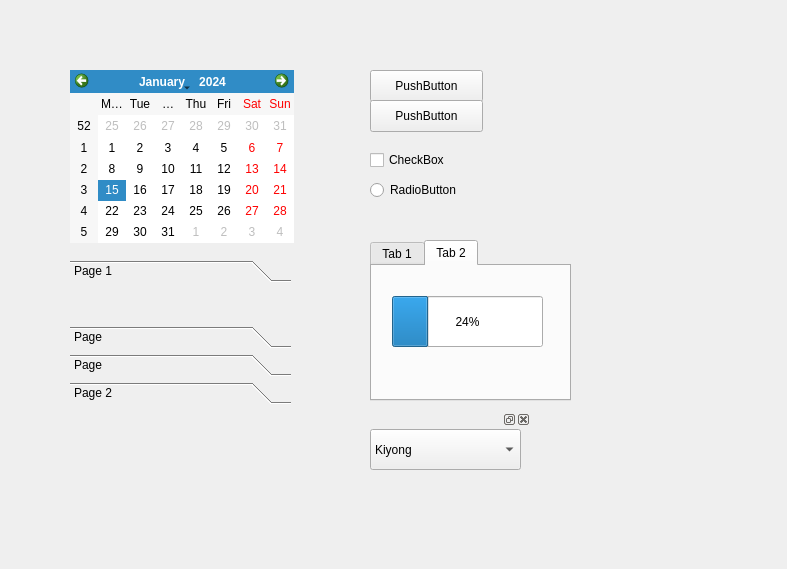
Qt form securityhq/ui/wg_test1.ui (hunter0x01/pyqt) before a commit.
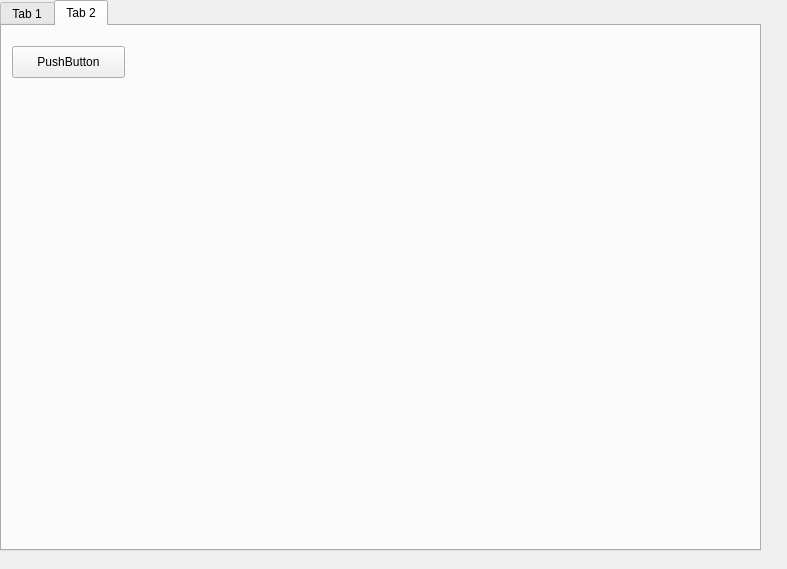
The same form after that commit. The open tabs and pages were chosen to show the change.

```diff
--- a/securityhq/ui/wg_test1.ui
+++ b/securityhq/ui/wg_test1.ui
@@ -13,124 +13,13 @@
   <property name="windowTitle">
    <string>Form</string>
   </property>
-  <widget class="QPushButton" name="pushButton">
-   <property name="geometry">
-    <rect>
-     <x>370</x>
-     <y>70</y>
-     <width>113</width>
-     <height>32</height>
-    </rect>
-   </property>
-   <property name="text">
-    <string>PushButton</string>
-   </property>
-  </widget>
-  <widget class="QPushButton" name="pushButton_2">
-   <property name="geometry">
-    <rect>
-     <x>370</x>
-     <y>100</y>
-     <width>113</width>
-     <height>32</height>
-    </rect>
-   </property>
-   <property name="text">
-    <string>PushButton</string>
-   </property>
-  </widget>
-  <widget class="QRadioButton" name="radioButton">
-   <property name="geometry">
-    <rect>
-     <x>370</x>
-     <y>180</y>
-     <width>100</width>
-     <height>20</height>
-    </rect>
-   </property>
-   <property name="text">
-    <string>RadioButton</string>
-   </property>
-  </widget>
-  <widget class="QCheckBox" name="checkBox">
-   <property name="geometry">
-    <rect>
-     <x>370</x>
-     <y>150</y>
-     <width>87</width>
-     <height>20</height>
-    </rect>
-   </property>
-   <property name="text">
-    <string>CheckBox</string>
-   </property>
-  </widget>
-  <widget class="QCalendarWidget" name="calendarWidget">
-   <property name="geometry">
-    <rect>
-     <x>70</x>
-     <y>70</y>
-     <width>224</width>
-     <height>173</height>
-    </rect>
-   </property>
-  </widget>
-  <widget class="QToolBox" name="toolBox">
-   <property name="geometry">
-    <rect>
-     <x>70</x>
-     <y>260</y>
-     <width>221</width>
-     <height>144</height>
-    </rect>
-   </property>
-   <property name="currentIndex">
-    <number>1</number>
-   </property>
-   <widget class="QWidget" name="page">
-    <property name="geometry">
-     <rect>
-      <x>0</x>
-      <y>0</y>
-      <width>221</width>
-      <height>21</height>
-     </rect>
-    </property>
-    <attribute name="label">
-     <string>Page 1</string>
-    </attribute>
-   </widget>
-   <widget class="QWidget" name="page_4">
-    <attribute name="label">
-     <string>Page</string>
-    </attribute>
-   </widget>
-   <widget class="QWidget" name="page_3">
-    <attribute name="label">
-     <string>Page</string>
-    </attribute>
-   </widget>
-   <widget class="QWidget" name="page_2">
-    <property name="geometry">
-     <rect>
-      <x>0</x>
-      <y>0</y>
-      <width>221</width>
-      <height>21</height>
-     </rect>
-    </property>
-    <attribute name="label">
-     <string>Page 2</string>
-    </attribute>
-   </widget>
-  </widget>
   <widget class="QTabWidget" name="tabWidget">
    <property name="geometry">
     <rect>
-     <x>370</x>
-     <y>240</y>
-     <width>201</width>
-     <height>161</height>
+     <x>0</x>
+     <y>0</y>
+     <width>761</width>
+     <height>551</height>
     </rect>
    </property>
    <property name="currentIndex">
@@ -155,53 +44,21 @@
     <attribute name="title">
      <string>Tab 2</string>
     </attribute>
-    <widget class="QProgressBar" name="progressBar">
+    <widget class="QPushButton" name="pushButton">
      <property name="geometry">
       <rect>
-       <x>20</x>
-       <y>30</y>
-       <width>151</width>
-       <height>51</height>
+       <x>10</x>
+       <y>20</y>
+       <width>113</width>
+       <height>32</height>
       </rect>
      </property>
-     <property name="value">
-      <number>24</number>
+     <property name="text">
+      <string>PushButton</string>
      </property>
     </widget>
    </widget>
   </widget>
-  <widget class="QDockWidget" name="dockWidget">
-   <property name="geometry">
-    <rect>
-     <x>370</x>
-     <y>410</y>
-     <width>161</width>
-     <height>111</height>
-    </rect>
-   </property>
-   <widget class="QWidget" name="dockWidgetContents">
-    <widget class="QComboBox" name="comboBox">
-     <property name="geometry">
-      <rect>
-       <x>0</x>
-       <y>0</y>
-       <width>151</width>
-       <height>41</height>
-      </rect>
-     </property>
-     <item>
-      <property name="text">
-       <string>Kiyong</string>
-      </property>
-     </item>
-     <item>
-      <property name="text">
-       <string>Doodle</string>
-      </property>
-     </item>
-    </widget>
-   </widget>
-  </widget>
  </widget>
  <resources/>
  <connections/>
```
